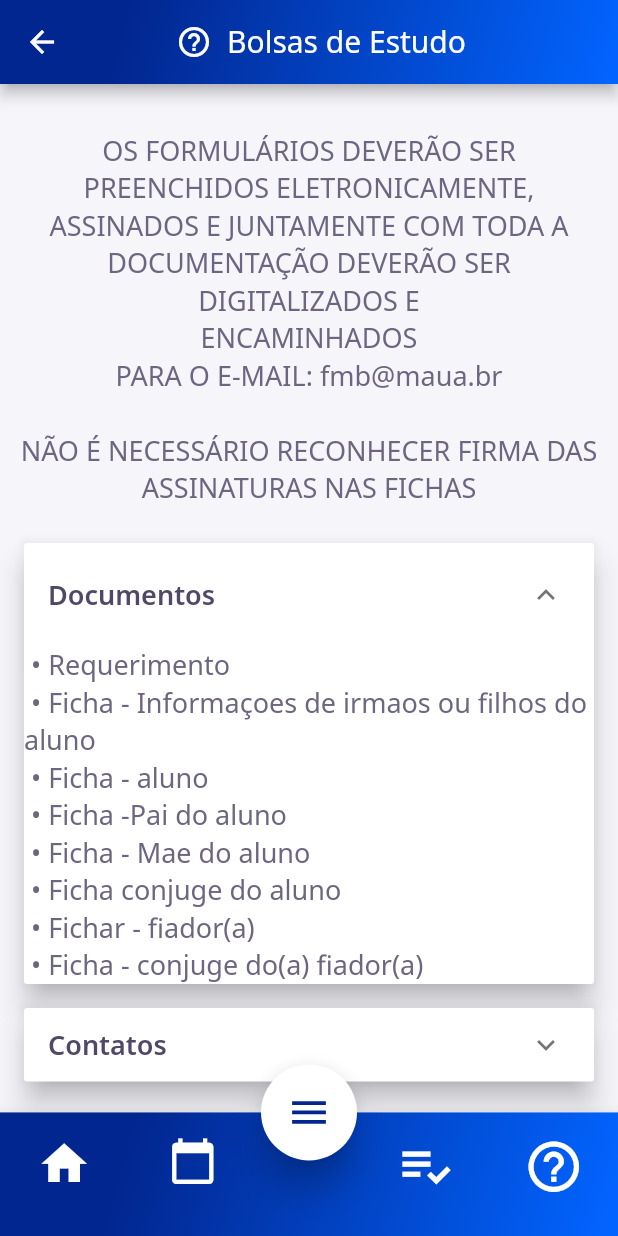
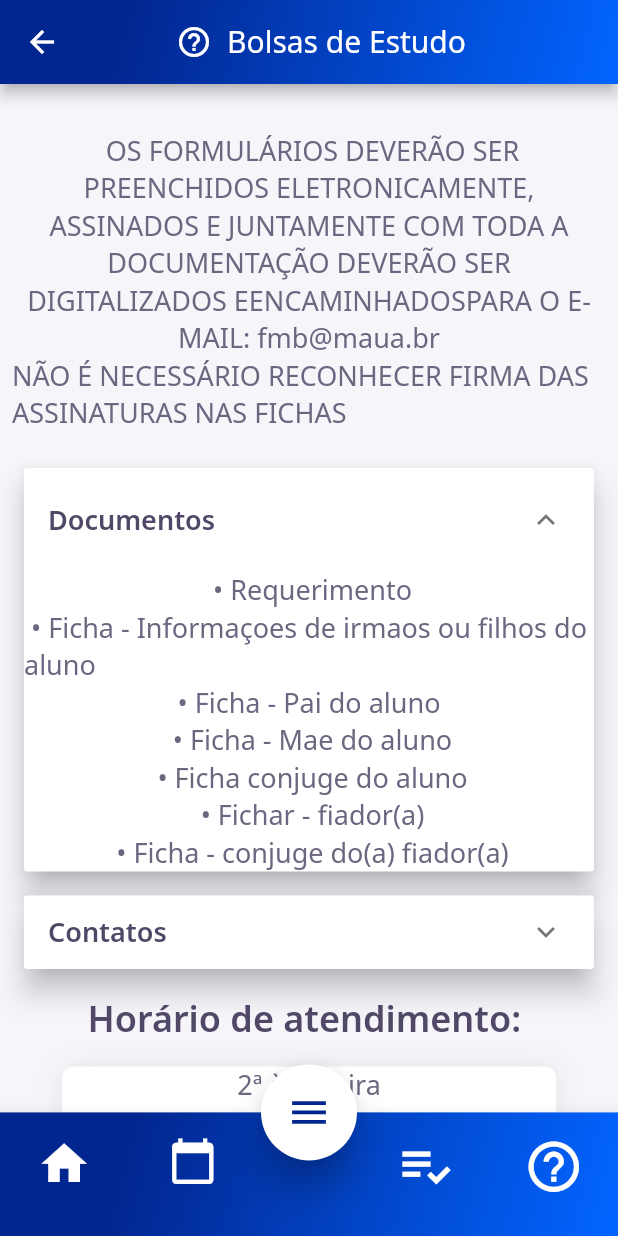
Before and after one commit to Maua-Dev/System_Maua_Front, a Flutter app: the HelpBolsasPage screen opened by its route, after a tap on "Documentos", on a phone screen of 412 x 824 dp. Run offline on Flutter 3.47's test engine with Material 2 defaults, Android fonts, the phone set to English and light mode, and no system bars; our stand-ins replace flutter_calendar_carousel, flutter_mobx, flutter_modular, fluttericon, google_fonts, mobx; generated files the repository leaves out were written again; network calls fail.

Commit message:
Update help_bolsas_page.dart

```diff
--- a/lib/app/modules/help-bolsas/help_bolsas_page.dart
+++ b/lib/app/modules/help-bolsas/help_bolsas_page.dart
@@ -28,15 +28,15 @@ class _HelpBolsasPageState
               children: [
                 Padding(
                   padding: const EdgeInsets.symmetric(horizontal: 8.0),
-                  child: Text(
-                    '''
-OS FORMULÁRIOS DEVERÃO SER PREENCHIDOS ELETRONICAMENTE,
-ASSINADOS E JUNTAMENTE COM TODA A DOCUMENTAÇÃO DEVERÃO SER DIGITALIZADOS E
-ENCAMINHADOS
-PARA O E-MAIL: fmb@maua.br
-
-NÃO É NECESSÁRIO RECONHECER FIRMA DAS ASSINATURAS NAS FICHAS''',
-                    textAlign: TextAlign.center,
+                  child: Column(
+                    children: [
+                      Text(
+                        ' OS FORMULÁRIOS DEVERÃO SER PREENCHIDOS ELETRONICAMENTE, ASSINADOS E JUNTAMENTE COM TODA A DOCUMENTAÇÃO DEVERÃO SER DIGITALIZADOS EENCAMINHADOSPARA O E-MAIL: fmb@maua.br',
+                        textAlign: TextAlign.center,
+                      ),
+                      Text(
+                          'NÃO É NECESSÁRIO RECONHECER FIRMA DAS ASSINATURAS NAS FICHAS')
+                    ],
                   ),
                 ),
                 SizedBox(
@@ -63,15 +63,30 @@ NÃO É NECESSÁRIO RECONHECER FIRMA DAS ASSINATURAS NAS FICHAS''',
                                 style: AppTextStyles.bodyBold,
                               ),
                             ),
-                            body: Text(
-                              ''' • Requerimento
- • Ficha - Informaçoes de irmaos ou filhos do aluno
- • Ficha - aluno
- • Ficha -Pai do aluno
- • Ficha - Mae do aluno
- • Ficha conjuge do aluno
- • Fichar - fiador(a)
- • Ficha - conjuge do(a) fiador(a)''',
+                            body: Column(
+                              children: [
+                                Text(
+                                  ' • Requerimento',
+                                ),
+                                Text(
+                                  ' • Ficha - Informaçoes de irmaos ou filhos do aluno',
+                                ),
+                                Text(
+                                  ' • Ficha - Pai do aluno ',
+                                ),
+                                Text(
+                                  ' • Ficha - Mae do aluno',
+                                ),
+                                Text(
+                                  ' • Ficha conjuge do aluno',
+                                ),
+                                Text(
+                                  ' • Fichar - fiador(a)',
+                                ),
+                                Text(
+                                  ' • Ficha - conjuge do(a) fiador(a)',
+                                ),
+                              ],
                             ),
                             isExpanded: controller.isOpen[0],
                           ),
@@ -86,17 +101,20 @@ NÃO É NECESSÁRIO RECONHECER FIRMA DAS ASSINATURAS NAS FICHAS''',
                                 style: AppTextStyles.bodyBold,
                               ),
                             ),
-                            body: Text(
-                              '''Roberta (11) 4239-3008
-roberta@maua.br
-
-Cristiane (11) 4239-3010
-cristiane.datovo@maua.br
-
-Fundo Mauá de Bolsas
-fmb@maua.br''',
-                              style: AppTextStyles.body.copyWith(fontSize: 16),
-                              textAlign: TextAlign.center,
+                            body: Column(
+                              children: [
+                                Text('Roberta (11) 4239-3008',
+                                    textAlign: TextAlign.center),
+                                Text('roberta@maua.br',
+                                    textAlign: TextAlign.center),
+                                Text('Cristiane (11) 4239-3010 ',
+                                    textAlign: TextAlign.center),
+                                Text('cristiane.datovo@maua.br',
+                                    textAlign: TextAlign.center),
+                                Text('Fundo Mauá de Bolsas ',
+                                    textAlign: TextAlign.center),
+                                Text('fmb@maua.br', textAlign: TextAlign.center)
+                              ],
                             ),
                             isExpanded: controller.isOpen[1],
                           )
@@ -123,10 +141,11 @@ fmb@maua.br''',
                     borderRadius: BorderRadius.circular(8),
                   ),
                   child: Center(
-                    child: Text(
-                      '''2ª à 6ª feira
-das 10h30 às 22h30''',
-                      textAlign: TextAlign.center,
+                    child: Column(
+                      children: [
+                        Text('2ª à 6ª feira', textAlign: TextAlign.center),
+                        Text('das 10h30 às 22h30', textAlign: TextAlign.center)
+                      ],
                     ),
                   ),
                 ),
```
